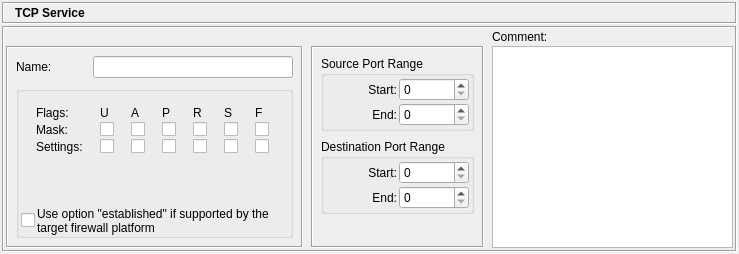
This is src/gui/tcpservicedialog_q.ui in fwbuilder/fwbuilder as Qt 5 draws it before an edit. The edited form follows.
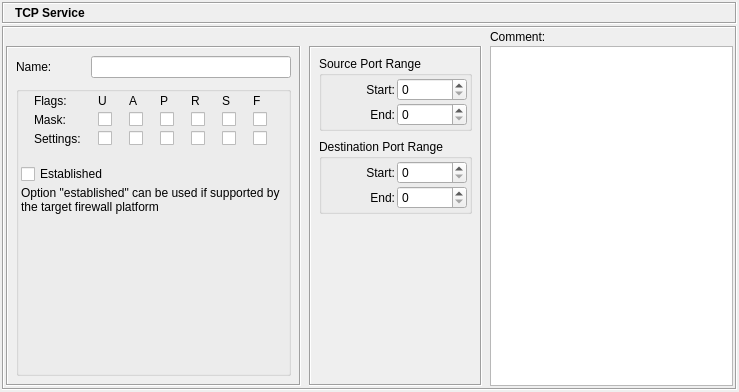
This is the edited form. Icons and pictures are not drawn.

Commit message: dialog adjustments for Mac

What changed in the file:
```diff
--- a/src/gui/tcpservicedialog_q.ui
+++ b/src/gui/tcpservicedialog_q.ui
@@ -9,7 +9,7 @@
     <x>0</x>
     <y>0</y>
     <width>739</width>
-    <height>254</height>
+    <height>392</height>
    </rect>
   </property>
   <property name="sizePolicy" >
@@ -378,7 +378,7 @@
             <number>8</number>
            </property>
            <property name="horizontalSpacing" >
-            <number>2</number>
+            <number>8</number>
            </property>
            <property name="verticalSpacing" >
             <number>8</number>
@@ -393,10 +393,26 @@
              </property>
             </widget>
            </item>
-           <item row="2" column="0" colspan="2" >
+           <item row="0" column="1" >
+            <widget class="QLineEdit" name="obj_name" >
+             <property name="sizePolicy" >
+              <sizepolicy vsizetype="Fixed" hsizetype="Preferred" >
+               <horstretch>0</horstretch>
+               <verstretch>0</verstretch>
+              </sizepolicy>
+             </property>
+             <property name="minimumSize" >
+              <size>
+               <width>200</width>
+               <height>0</height>
+              </size>
+             </property>
+            </widget>
+           </item>
+           <item row="1" column="0" colspan="2" >
             <widget class="QGroupBox" name="groupBox7" >
              <property name="sizePolicy" >
-              <sizepolicy vsizetype="Preferred" hsizetype="Maximum" >
+              <sizepolicy vsizetype="Preferred" hsizetype="Preferred" >
                <horstretch>0</horstretch>
                <verstretch>0</verstretch>
               </sizepolicy>
@@ -404,39 +420,8 @@
              <property name="title" >
               <string/>
              </property>
-             <layout class="QVBoxLayout" >
-              <property name="spacing" >
-               <number>0</number>
-              </property>
-              <property name="leftMargin" >
-               <number>2</number>
-              </property>
-              <property name="topMargin" >
-               <number>0</number>
-              </property>
-              <property name="rightMargin" >
-               <number>2</number>
-              </property>
-              <property name="bottomMargin" >
-               <number>0</number>
-              </property>
-              <item>
-               <widget class="QLabel" name="textLabel9" >
-                <property name="sizePolicy" >
-                 <sizepolicy vsizetype="Fixed" hsizetype="Preferred" >
-                  <horstretch>0</horstretch>
-                  <verstretch>0</verstretch>
-                 </sizepolicy>
-                </property>
-                <property name="text" >
-                 <string/>
-                </property>
-                <property name="wordWrap" >
-                 <bool>false</bool>
-                </property>
-               </widget>
-              </item>
-              <item>
+             <layout class="QGridLayout" >
+              <item row="0" column="0" >
                <layout class="QGridLayout" >
                 <property name="leftMargin" >
                  <number>0</number>
@@ -451,10 +436,10 @@
                  <number>0</number>
                 </property>
                 <property name="horizontalSpacing" >
-                 <number>2</number>
+                 <number>4</number>
                 </property>
                 <property name="verticalSpacing" >
-                 <number>2</number>
+                 <number>4</number>
                 </property>
                 <item row="1" column="3" >
                  <widget class="QCheckBox" name="psh_m" >
@@ -752,86 +737,76 @@
                 </item>
                </layout>
               </item>
-              <item>
+              <item row="1" column="0" >
                <spacer>
                 <property name="orientation" >
                  <enum>Qt::Vertical</enum>
                 </property>
                 <property name="sizeType" >
-                 <enum>QSizePolicy::MinimumExpanding</enum>
+                 <enum>QSizePolicy::Fixed</enum>
                 </property>
                 <property name="sizeHint" >
                  <size>
-                  <width>20</width>
-                  <height>0</height>
+                  <width>235</width>
+                  <height>16</height>
                  </size>
                 </property>
                </spacer>
               </item>
-              <item>
-               <layout class="QHBoxLayout" >
-                <property name="spacing" >
-                 <number>2</number>
+              <item row="2" column="0" >
+               <widget class="QCheckBox" name="established" >
+                <property name="sizePolicy" >
+                 <sizepolicy vsizetype="Fixed" hsizetype="Preferred" >
+                  <horstretch>0</horstretch>
+                  <verstretch>0</verstretch>
+                 </sizepolicy>
                 </property>
-                <property name="leftMargin" >
-                 <number>0</number>
+                <property name="text" >
+                 <string>Established</string>
                 </property>
-                <property name="topMargin" >
-                 <number>0</number>
+               </widget>
+              </item>
+              <item row="3" column="0" >
+               <widget class="QLabel" name="textLabel1_4" >
+                <property name="sizePolicy" >
+                 <sizepolicy vsizetype="Preferred" hsizetype="Preferred" >
+                  <horstretch>0</horstretch>
+                  <verstretch>0</verstretch>
+                 </sizepolicy>
                 </property>
-                <property name="rightMargin" >
-                 <number>0</number>
+                <property name="text" >
+                 <string>Option "established" can be used if supported by the target firewall platform</string>
                 </property>
-                <property name="bottomMargin" >
-                 <number>0</number>
+                <property name="alignment" >
+                 <set>Qt::AlignVCenter</set>
                 </property>
-                <item>
-                 <widget class="QCheckBox" name="established" >
-                  <property name="text" >
-                   <string/>
-                  </property>
-                 </widget>
-                </item>
-                <item>
-                 <widget class="QLabel" name="textLabel1_4" >
-                  <property name="sizePolicy" >
-                   <sizepolicy vsizetype="Preferred" hsizetype="Preferred" >
-                    <horstretch>0</horstretch>
-                    <verstretch>0</verstretch>
-                   </sizepolicy>
-                  </property>
-                  <property name="text" >
-                   <string>Use option "established" if supported by the target firewall platform</string>
-                  </property>
-                  <property name="alignment" >
-                   <set>Qt::AlignVCenter</set>
-                  </property>
-                  <property name="wordWrap" >
-                   <bool>true</bool>
-                  </property>
-                 </widget>
-                </item>
-               </layout>
+                <property name="wordWrap" >
+                 <bool>true</bool>
+                </property>
+                <property name="buddy" >
+                 <cstring>established</cstring>
+                </property>
+               </widget>
+              </item>
+              <item row="4" column="0" >
+               <spacer>
+                <property name="orientation" >
+                 <enum>Qt::Vertical</enum>
+                </property>
+                <property name="sizeType" >
+                 <enum>QSizePolicy::Expanding</enum>
+                </property>
+                <property name="sizeHint" >
+                 <size>
+                  <width>91</width>
+                  <height>8</height>
+                 </size>
+                </property>
+               </spacer>
               </item>
              </layout>
             </widget>
            </item>
-           <item row="0" column="1" >
-            <widget class="QLineEdit" name="obj_name" >
-             <property name="sizePolicy" >
-              <sizepolicy vsizetype="Fixed" hsizetype="Preferred" >
-               <horstretch>0</horstretch>
-               <verstretch>0</verstretch>
-              </sizepolicy>
-             </property>
-             <property name="minimumSize" >
-              <size>
-               <width>200</width>
-               <height>0</height>
-              </size>
-             </property>
-            </widget>
-           </item>
           </layout>
          </widget>
         </item>
```
Left out of the diff: 80 changed lines with no effect on the pictures. The commit also changes 1 other file.
